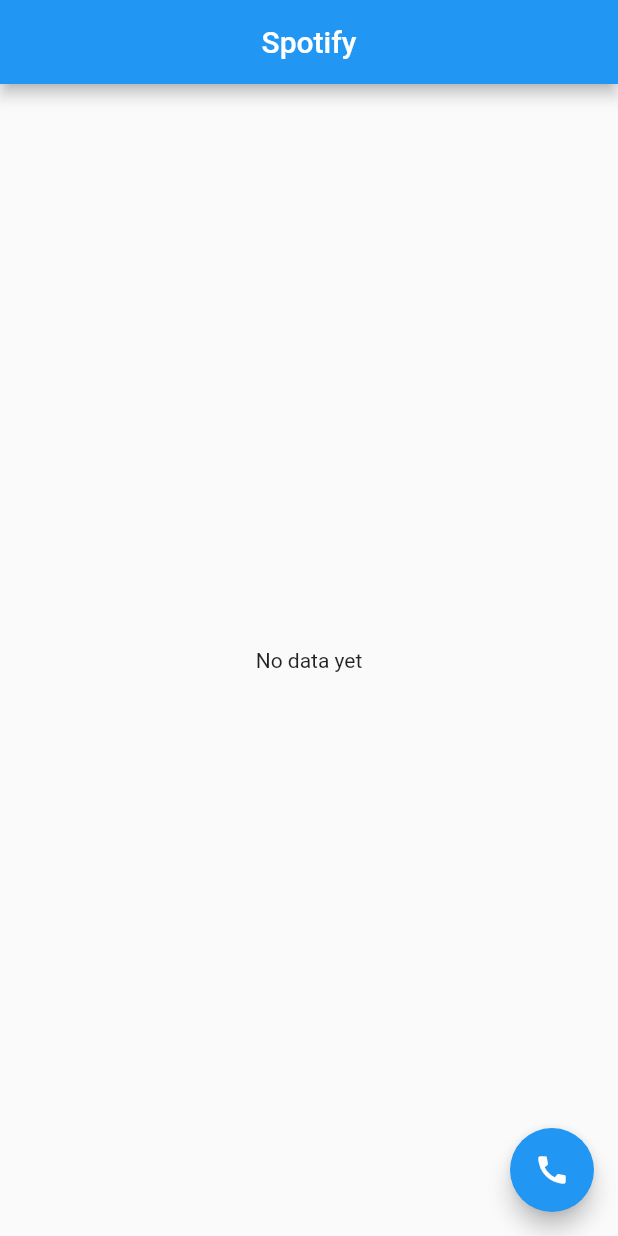
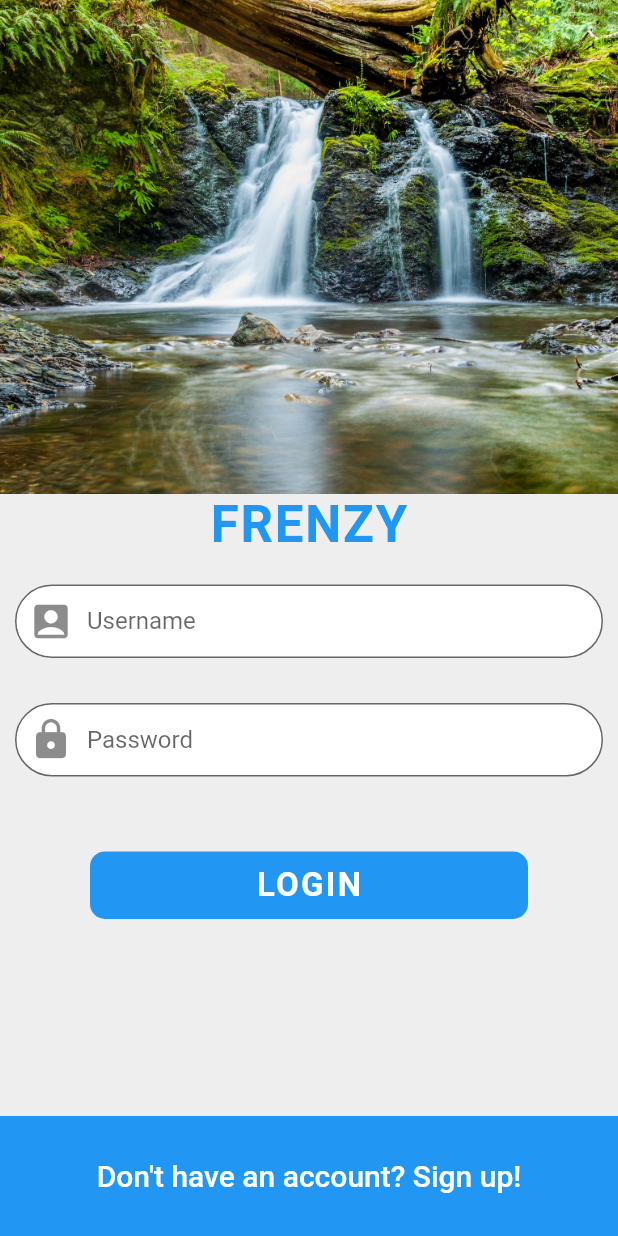
Before and after one commit to devesh0605/socialMediaUI, a Flutter app: the screen it shows after launch, on a phone screen of 412 x 824 dp. Run offline on Flutter 3.47's test engine with Material 2 defaults, Android fonts, the phone set to English and light mode, and no system bars; our stand-ins replace audioplayers, flip_card.

Commit message:
added login scrren

```diff
--- a/lib/main.dart
+++ b/lib/main.dart
@@ -1,4 +1,6 @@
 import 'package:flutter/material.dart';
+import 'package:social_media_ui/screens/login_screen.dart';
+import 'package:social_media_ui/screens/random_user.dart';
 import 'package:social_media_ui/screens/spotify_screen.dart';
 
 void main() {
@@ -11,11 +13,11 @@
   Widget build(BuildContext context) {
     return MaterialApp(
       debugShowCheckedModeBanner: false,
-      title: 'Flutter Demo',
+      title: 'Flutter Social UI',
       theme: ThemeData(
-        primarySwatch: Colors.blue,
+        primaryColor: Colors.blue,
       ),
-      home: SpotifyData(),
+      home: LoginScreen(),
     );
   }
 }
--- /dev/null
+++ b/lib/screens/login_screen.dart
@@ -0,0 +1,142 @@
+import 'package:flutter/material.dart';
+
+class LoginScreen extends StatefulWidget {
+  @override
+  _LoginScreenState createState() => _LoginScreenState();
+}
+
+class _LoginScreenState extends State<LoginScreen> {
+  @override
+  Widget build(BuildContext context) {
+    return Scaffold(
+      backgroundColor: Colors.grey[200],
+      body: SingleChildScrollView(
+        child: Container(
+          height: MediaQuery.of(context).size.height,
+          child: Column(
+            mainAxisAlignment: MainAxisAlignment.spaceBetween,
+            children: [
+              Column(
+                children: [
+                  Image(
+                    width: double.infinity,
+                    fit: BoxFit.cover,
+                    height: MediaQuery.of(context).size.height / 2.5,
+                    image: AssetImage('assets/images/login_background.jpg'),
+                  ),
+                  Text(
+                    'FRENZY',
+                    style: TextStyle(
+                        fontWeight: FontWeight.bold,
+                        fontSize: 34.0,
+                        letterSpacing: 1.2,
+                        color: Theme.of(context).primaryColor),
+                  ),
+                  SizedBox(
+                    height: 10,
+                  ),
+                  Padding(
+                    padding: const EdgeInsets.symmetric(
+                        horizontal: 10.0, vertical: 10.0),
+                    child: TextField(
+                      decoration: InputDecoration(
+                        border: OutlineInputBorder(
+                          borderRadius: BorderRadius.circular(25.0),
+                        ),
+                        focusedBorder: OutlineInputBorder(
+                          borderSide:
+                              const BorderSide(color: Colors.green, width: 2.0),
+                          borderRadius: BorderRadius.circular(25.0),
+                        ),
+                        contentPadding: EdgeInsets.symmetric(vertical: 15.0),
+                        fillColor: Colors.white,
+                        filled: true,
+                        hintText: 'Username',
+                        prefixIcon: Icon(
+                          Icons.account_box,
+                          size: 30.0,
+                        ),
+                      ),
+                    ),
+                  ),
+                  SizedBox(
+                    height: 10,
+                  ),
+                  Padding(
+                    padding: const EdgeInsets.symmetric(
+                        horizontal: 10.0, vertical: 10.0),
+                    child: TextField(
+                      obscureText: true,
+                      decoration: InputDecoration(
+                        border: OutlineInputBorder(
+                          borderRadius: BorderRadius.circular(25.0),
+                        ),
+                        focusedBorder: OutlineInputBorder(
+                          borderSide:
+                              const BorderSide(color: Colors.green, width: 2.0),
+                          borderRadius: BorderRadius.circular(25.0),
+                        ),
+                        contentPadding: EdgeInsets.symmetric(vertical: 15.0),
+                        fillColor: Colors.white,
+                        filled: true,
+                        hintText: 'Password',
+                        prefixIcon: Icon(
+                          Icons.lock,
+                          size: 30.0,
+                        ),
+                      ),
+                    ),
+                  ),
+                  SizedBox(
+                    height: 40.0,
+                  ),
+                  GestureDetector(
+                    onTap: () {},
+                    child: Container(
+                      alignment: Alignment.center,
+                      margin: EdgeInsets.symmetric(horizontal: 60.0),
+                      height: 45.0,
+                      decoration: BoxDecoration(
+                        color: Theme.of(context).primaryColor,
+                        borderRadius: BorderRadius.circular(10.0),
+                      ),
+                      child: Text(
+                        'LOGIN',
+                        style: TextStyle(
+                            color: Colors.white,
+                            fontSize: 22.0,
+                            fontWeight: FontWeight.bold,
+                            letterSpacing: 1.5),
+                      ),
+                    ),
+                  ),
+                ],
+              ),
+              Expanded(
+                child: Align(
+                  alignment: FractionalOffset.bottomCenter,
+                  child: GestureDetector(
+                    onTap: () {},
+                    child: Container(
+                      alignment: Alignment.center,
+                      color: Theme.of(context).primaryColor,
+                      height: 80.0,
+                      child: Text(
+                        'Don\'t have an account? Sign up!',
+                        style: TextStyle(
+                          color: Colors.white,
+                          fontWeight: FontWeight.w500,
+                          fontSize: 20.0,
+                        ),
+                      ),
+                    ),
+                  ),
+                ),
+              )
+            ],
+          ),
+        ),
+      ),
+    );
+  }
+}
--- a/pubspec.yaml
+++ b/pubspec.yaml
@@ -30,6 +30,7 @@
   cupertino_icons: ^1.0.2
   http: ^0.13.3
   audioplayers: ^0.19.0
+  flip_card: ^0.5.0
 
 
 dev_dependencies:
```
Also changed, not shown: lib/screens/random_user.dart (added, +129 -0 lines), pubspec.lock.
